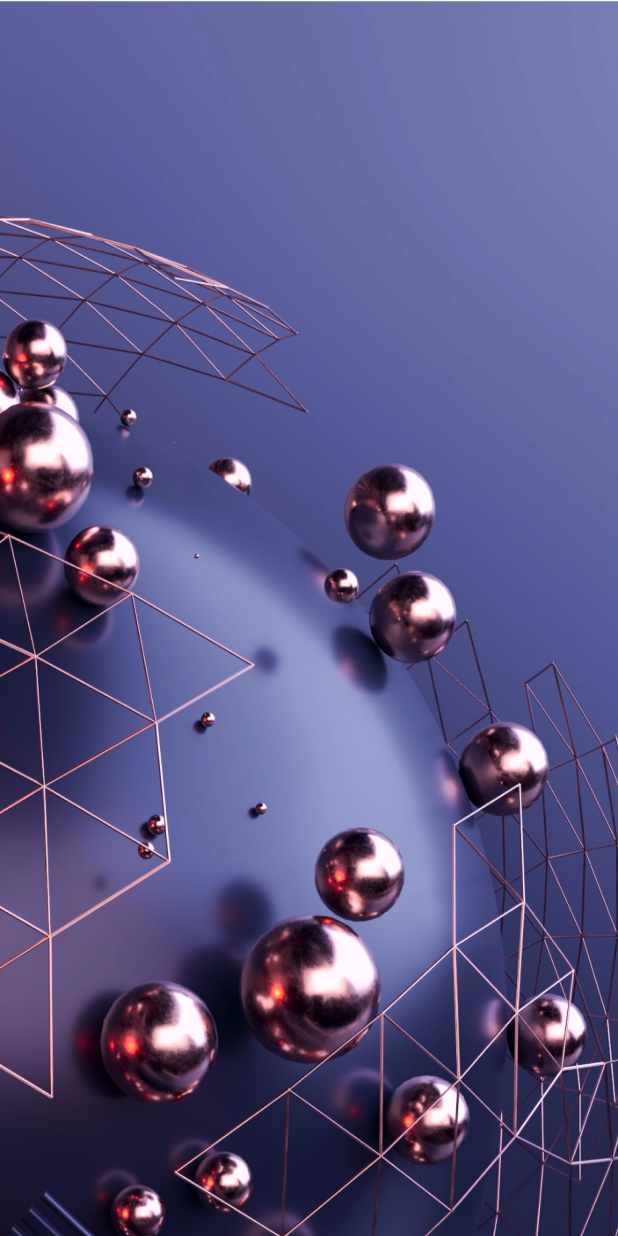
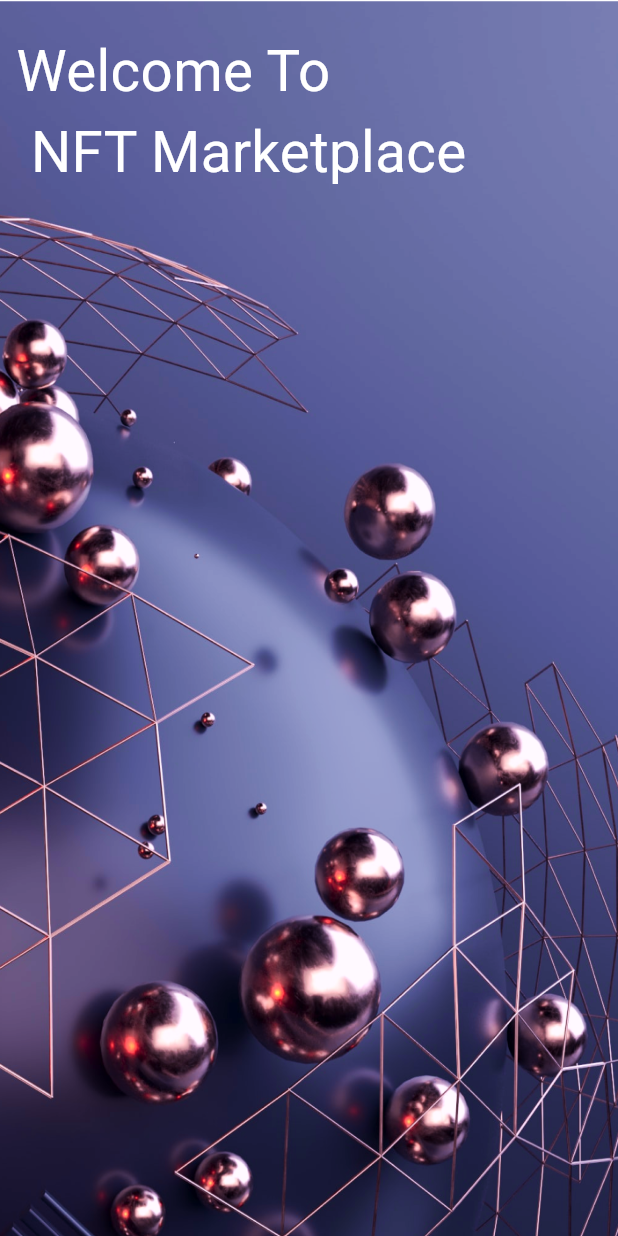
Before and after one commit to SyedAbdalAhmedShah/nft, a Flutter app: the screen it shows after launch, on a phone screen of 412 x 824 dp. Run offline on Flutter 3.47's test engine with Material 3 defaults, Android fonts, the phone set to English and light mode, and no system bars; our stand-ins replace flutter_screenutil, gap.

Commit message:
splash ui update

```diff
--- /dev/null
+++ b/lib/constants/app_strings.dart
@@ -0,0 +1,7 @@
+// ignore_for_file: constant_identifier_names
+
+class AppStrings {
+  static const String APP_NAME = "NFT Marketplace";
+
+  static const String WELCOME_NFT_MARKET = "Welcome To \n NFT Marketplace";
+}
--- a/lib/main.dart
+++ b/lib/main.dart
@@ -1,5 +1,7 @@
 import 'package:flutter/material.dart';
+import 'package:flutter_screenutil/flutter_screenutil.dart';
 import 'package:nft/constants/app_colors.dart';
+import 'package:nft/constants/app_strings.dart';
 import 'package:nft/views/splash.dart';
 
 void main() {
@@ -12,16 +14,21 @@ class MyApp extends StatelessWidget {
   // This widget is the root of your application.
   @override
   Widget build(BuildContext context) {
-    return MaterialApp(
-      title: 'Flutter Demo',
-      theme: ThemeData(
-        scaffoldBackgroundColor: AppColorss.PRIMARY_COLOR,
-        colorScheme: const ColorScheme.dark(
-          primary: AppColorss.PRIMARY_COLOR,
+    return ScreenUtilInit(
+      designSize: const Size(378.39, 787.41),
+      minTextAdapt: true,
+      builder: (context, child) => MaterialApp(
+        title: AppStrings.APP_NAME,
+        theme: ThemeData(
+          scaffoldBackgroundColor: AppColorss.PRIMARY_COLOR,
+          colorScheme: const ColorScheme.dark(
+            primary: AppColorss.PRIMARY_COLOR,
+          ),
+          useMaterial3: true,
         ),
-        useMaterial3: true,
+        home: child,
       ),
-      home: const SplashPage(),
+      child: const SplashPage(),
     );
   }
 }
--- a/lib/views/splash.dart
+++ b/lib/views/splash.dart
@@ -1,19 +1,35 @@
 import 'package:flutter/material.dart';
+import 'package:flutter_screenutil/flutter_screenutil.dart';
+import 'package:gap/gap.dart';
 import 'package:nft/constants/app_assets.dart';
+import 'package:nft/constants/app_strings.dart';
 
 class SplashPage extends StatelessWidget {
   const SplashPage({super.key});
 
   @override
   Widget build(BuildContext context) {
-    return const DecoratedBox(
-      decoration: BoxDecoration(
+    return DecoratedBox(
+      decoration: const BoxDecoration(
           image: DecorationImage(
               image: AssetImage(AppAssets.SPLASH_BACKGROUND_IMG),
               fit: BoxFit.fill)),
-      child: Scaffold(
-        backgroundColor: Colors.transparent,
-        body: Column(),
+      child: SafeArea(
+        child: Scaffold(
+          backgroundColor: Colors.transparent,
+          body: Padding(
+            padding: EdgeInsets.symmetric(horizontal: 10.w),
+            child: Column(
+              children: [
+                Gap(20.h),
+                Text(
+                  AppStrings.WELCOME_NFT_MARKET,
+                  style: TextStyle(fontSize: 36.sp),
+                )
+              ],
+            ),
+          ),
+        ),
       ),
     );
   }
--- a/pubspec.yaml
+++ b/pubspec.yaml
@@ -35,6 +35,8 @@ dependencies:
   # The following adds the Cupertino Icons font to your application.
   # Use with the CupertinoIcons class for iOS style icons.
   cupertino_icons: ^1.0.6
+  gap: ^3.0.1
+  flutter_screenutil: ^5.9.3
 
 dev_dependencies:
   flutter_test:
```
